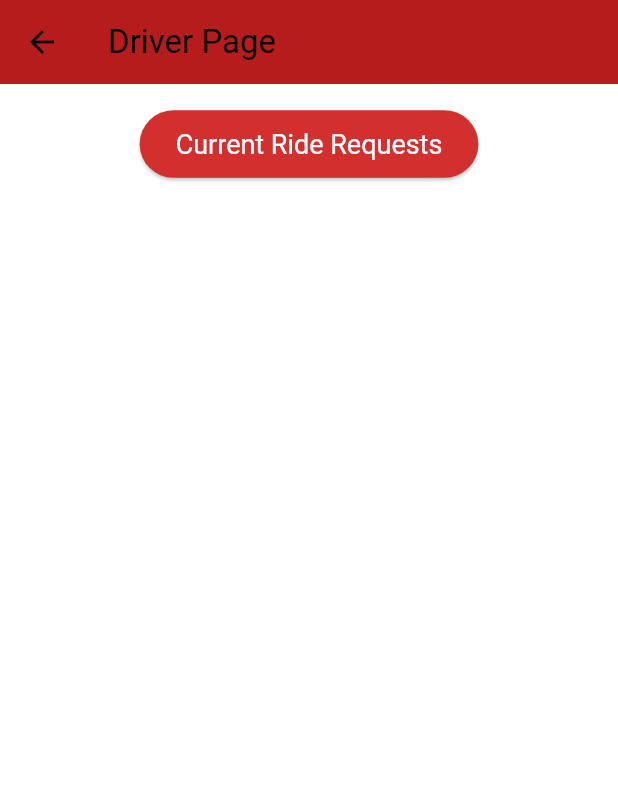
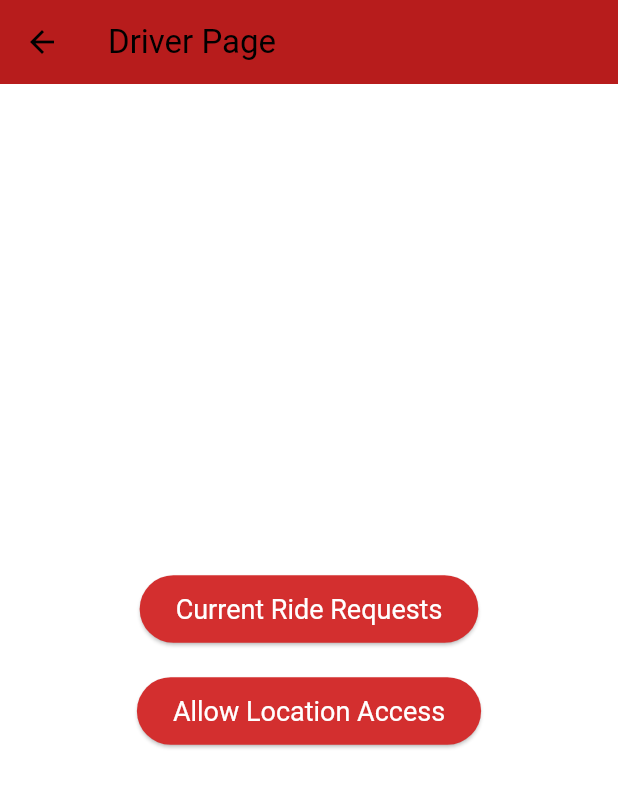
Before and after one commit to ryanhassell/sjuapp, a Flutter app: the DriverPage screen opened directly, on a phone screen of 412 x 824 dp. Shown: the top 788 px of the screen. Run offline on Flutter 3.47's test engine with Material 3 defaults, Android fonts, the phone set to English and light mode, and no system bars; our stand-ins replace google_maps_flutter, location; missing offline and left inert: flutter_google_places, google_maps_webservice; network calls fail.

Commit message:
added  location button to driver page

```diff
--- a/lib/driver_page.dart
+++ b/lib/driver_page.dart
@@ -1,8 +1,14 @@
 import 'package:flutter/material.dart';
+import 'package:location/location.dart'; // Import the Location service
 import 'pickup_ride_page.dart';
+import 'location_service.dart'; // Import the LocationService class
+
 
 class DriverPage extends StatelessWidget {
-  Widget _buildMainButton({required String label, required VoidCallback onPressed}) {
+  final LocationService _locationService = LocationService(); // Initialize LocationService
+
+  Widget _buildMainButton(
+      {required String label, required VoidCallback onPressed}) {
     return ElevatedButton(
       onPressed: onPressed,
       child: Text(label),
@@ -18,6 +24,39 @@ class DriverPage extends StatelessWidget {
     );
   }
 
+  Future<void> _enableLocationAccess(BuildContext context) async {
+    LocationData? locationData = await _locationService.getCurrentLocation();
+    if (locationData != null) {
+      // Location access granted, update UI with location data
+      showDialog(
+        context: context,
+        builder: (BuildContext context) {
+          return AlertDialog(
+            title: Text('Location Data'),
+            content: Text('Latitude: ${locationData.latitude}, Longitude: ${locationData.longitude}'),
+            actions: [
+              TextButton(
+                onPressed: () {
+                  Navigator.pop(context);
+                },
+                child: Text('OK'),
+              ),
+            ],
+          );
+        },
+      );
+    } else {
+      // Location access denied or not granted, show error message
+      ScaffoldMessenger.of(context).showSnackBar(
+        SnackBar(
+          content: Text('Failed to get location data'),
+          duration: Duration(seconds: 3),
+          behavior: SnackBarBehavior.floating,
+        ),
+      );
+    }
+  }
+
   @override
   Widget build(BuildContext context) {
     return Scaffold(
@@ -29,7 +68,10 @@ class DriverPage extends StatelessWidget {
         padding: const EdgeInsets.all(16.0),
         child: Align(
           alignment: Alignment.topCenter,
-          child: _buildMainButton(
+          child: Column(
+            mainAxisAlignment: MainAxisAlignment.center,
+            children: [
+              _buildMainButton(
                 label: 'Current Ride Requests',
                 onPressed: () {
                   Navigator.push(
@@ -38,6 +80,15 @@ class DriverPage extends StatelessWidget {
                   );
                 },
               ),
+              SizedBox(height: 20),
+              _buildMainButton(
+                label: 'Allow Location Access',
+                onPressed: () {
+                  _enableLocationAccess(context); // Call function for location access
+                },
+              ),
+            ],
+          ),
         ),
       ),
     );
```
Lines whose indentation alone changed are shown as unchanged.
